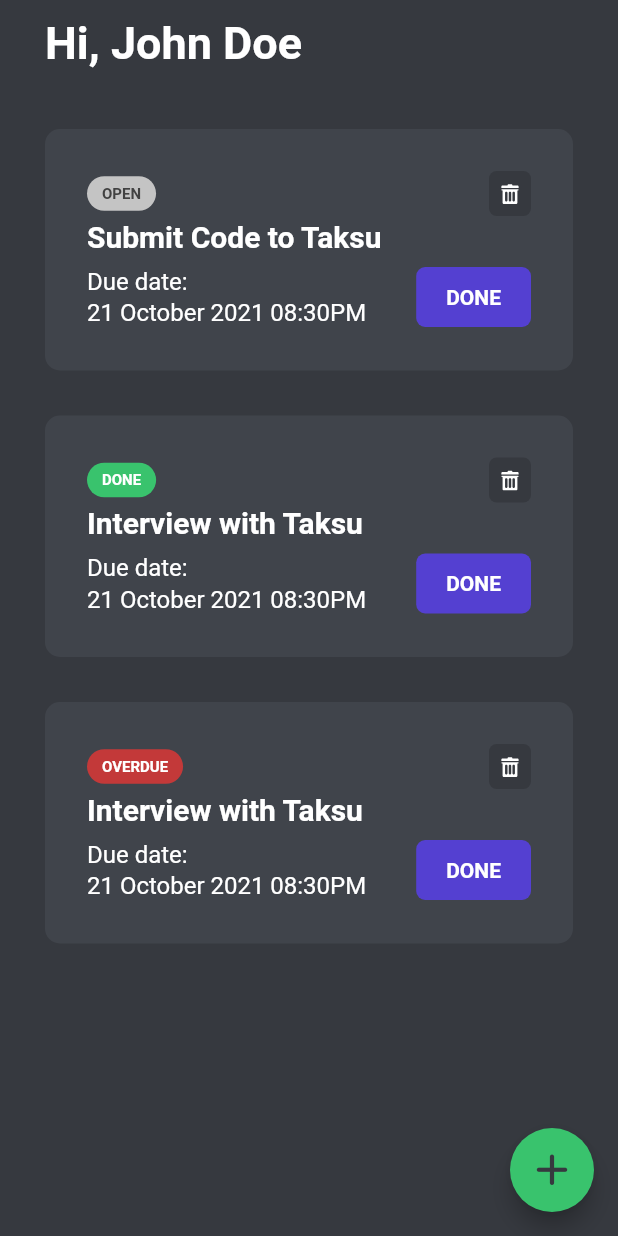
After one commit to adhi-diatmika/taksu_challenge, a Flutter app: the HomeScreen screen opened directly, on a phone screen of 412 x 824 dp. The commit adds this screen. Run offline on Flutter 3.47's test engine with Material 2 defaults, Android fonts, the phone set to English and light mode, and no system bars; our stand-ins replace flutter_svg, google_fonts.

Commit message:
home screen UI

```diff
--- /dev/null
+++ b/lib/screens/home_screen.dart
@@ -0,0 +1,136 @@
+import 'package:flutter/material.dart';
+import 'package:test_taksu/services/colors.dart';
+import 'package:test_taksu/services/widget.dart';
+
+class HomeScreen extends StatefulWidget {
+  const HomeScreen({Key? key}) : super(key: key);
+
+  @override
+  _HomeScreenState createState() => _HomeScreenState();
+}
+
+class _HomeScreenState extends State<HomeScreen> {
+  List todoData = [
+    {
+      'title' : 'Submit Code to Taksu',
+      'due_date' : '21 October 2021 08:30PM',
+      'status' : 'open'
+    },
+    {
+      'title' : 'Interview with Taksu',
+      'due_date' : '21 October 2021 08:30PM',
+      'status' : 'done'
+    },
+    {
+      'title' : 'Interview with Taksu',
+      'due_date' : '21 October 2021 08:30PM',
+      'status' : 'overdue'
+    }
+  ];
+
+  Color statusColor(String status){
+    if(status == 'done'){
+      return TaksuColor.primaryGreen();
+    } else if (status == 'overdue'){
+      return TaksuColor.primaryRed();
+    } else{
+      return TaksuColor.primaryGrey();
+    }
+  }
+
+  @override
+  Widget build(BuildContext context) {
+    return Scaffold(
+      backgroundColor: TaksuColor.primaryBG(),
+      appBar: Wh.appBar(context,
+        title: 'Hi, John Doe'
+      ),
+      body: ListView(
+        padding: const EdgeInsets.only(top: 30),
+        children: List.generate(todoData.length, (index) {
+          var data = todoData[index];
+          return WidSplash(
+            margin: const EdgeInsets.only(left: 30, right: 30, bottom: 30),
+            padding: const EdgeInsets.all(28),
+            color: TaksuColor.primaryCard(),
+            radius: BorderRadius.circular(10),
+            child: Column(
+              crossAxisAlignment: CrossAxisAlignment.start,
+              children: [
+                Row(
+                  mainAxisAlignment: MainAxisAlignment.spaceBetween,
+                  children: [
+                    WidSplash(
+                      color: statusColor(data['status']),
+                      radius: BorderRadius.circular(30),
+                      padding: const EdgeInsets.symmetric(vertical: 5, horizontal: 10),
+                      child: TextCustom(
+                        size: 10,
+                        weight: FontWeight.bold,
+                        text: data['status'].toString().toUpperCase(),
+                        color: data['status'] == 'open' ? TaksuColor.primaryBlack() : TaksuColor.white(),
+                      ),
+                    ),
+                    WidSplash(
+                      radius: BorderRadius.circular(5),
+                      padding: const EdgeInsets.all(8),
+                      color: TaksuColor.primaryBG(),
+                      child: const SVGPicture(
+                          'assets/icons/trash.svg'
+                      ),
+                    )
+                  ],
+                ),
+                TextCustom(
+                  text: data['title'],
+                  size: 20,
+                  weight: FontWeight.bold,
+                ),
+                const SizedBox(height: 7,),
+                Row(
+                  mainAxisAlignment: MainAxisAlignment.spaceBetween,
+                  children: [
+                    Column(
+                      crossAxisAlignment: CrossAxisAlignment.start,
+                      children: [
+                        const TextCustom(
+                          text: 'Due date:',
+                          size: 16,
+                        ),
+                        TextCustom(
+                          text: data['due_date'],
+                          size: 16,
+                        ),
+                      ],
+                    ),
+                    WidSplash(
+                      color: TaksuColor.primaryPurple(),
+                      radius: BorderRadius.circular(6),
+                      padding: const EdgeInsets.symmetric(horizontal: 20, vertical: 11),
+                      child: const TextCustom(
+                        text: 'DONE',
+                        size: 14,
+                        weight: FontWeight.bold,
+                      ),
+                    )
+                  ],
+                )
+              ],
+            ),
+          );
+        }),
+      ),
+      floatingActionButton: FloatingActionButton(
+        backgroundColor: TaksuColor.primaryGreen(),
+        onPressed: (){
+
+        },
+        child: Icon(
+          Icons.add_rounded,
+          size: 35,
+          color: TaksuColor.primaryBG(),
+        ),
+      ),
+    );
+  }
+}
--- a/lib/screens/login_screen.dart
+++ b/lib/screens/login_screen.dart
@@ -1,5 +1,7 @@
 import 'package:flutter/material.dart';
+import 'package:test_taksu/screens/home_screen.dart';
 import 'package:test_taksu/services/colors.dart';
+import 'package:test_taksu/services/helper.dart';
 import 'package:test_taksu/services/widget.dart';
 
 class LoginScreen extends StatefulWidget {
@@ -41,6 +43,9 @@ class _LoginScreenState extends State<LoginScreen> {
                   color: TaksuColor.primaryGreen(),
                   radius: BorderRadius.circular(5),
                   padding: const EdgeInsets.symmetric(vertical: 8),
+                  onTap: (){
+                    push(context, const HomeScreen());
+                  },
                   child: Row(
                     mainAxisAlignment: MainAxisAlignment.center,
                     children: [
--- a/lib/services/colors.dart
+++ b/lib/services/colors.dart
@@ -7,6 +7,10 @@ class TaksuColor{
 
   static primaryCard({double o = 1}){
     return Color.fromRGBO(64, 68, 75, o);
+  }
+
+  static primaryBlack({double o = 1}){
+    return Color.fromRGBO(65, 65, 65, o);
   }
 
   static white({double o = 1}){
--- a/lib/services/fonts.dart
+++ b/lib/services/fonts.dart
@@ -1,5 +1,5 @@
 import 'package:google_fonts/google_fonts.dart';
 
-class CNFont{
+class TaksuFont{
   static String? roboto  = GoogleFonts.roboto().fontFamily;
 }
--- /dev/null
+++ b/lib/services/helper.dart
@@ -0,0 +1,14 @@
+import 'package:flutter/material.dart';
+
+push(context,route){
+  return Navigator.of(context).push(MaterialPageRoute(
+      builder: (BuildContext context) => route
+  ));
+}
+
+pushReplacement(context,route){
+  Navigator.of(context).popUntil((route) => route.isFirst);
+  return Navigator.of(context).pushReplacement(MaterialPageRoute(
+      builder: (BuildContext context) => route
+  ));
+}
--- a/lib/services/widget.dart
+++ b/lib/services/widget.dart
@@ -1,5 +1,6 @@
 import 'package:flutter/material.dart';
 import 'package:flutter/services.dart';
+import 'package:flutter_svg/flutter_svg.dart';
 import 'package:test_taksu/services/colors.dart';
 import 'package:test_taksu/services/fonts.dart';
 
@@ -108,7 +109,7 @@ class TextCustom extends StatelessWidget {
         maxLines: maxLines,
         style: TextStyle(
             color: color ?? TaksuColor.white(),
-            fontFamily: font ?? CNFont.roboto,
+            fontFamily: font ?? TaksuFont.roboto,
             height: height,
             fontSize: size.toDouble(),
             fontWeight: weight ?? FontWeight.normal,
@@ -213,7 +214,7 @@ class _TextInputState extends State<TextInputCustom> {
                 obscureText: widget.obscure,
                 onSubmitted: widget.submit,
                 style: TextStyle(
-                    fontFamily: CNFont.roboto,
+                    fontFamily: TaksuFont.roboto,
                     height: 1,
                     fontSize: widget.fontSize,
                     color: TaksuColor.white()
@@ -238,11 +239,11 @@ class _TextInputState extends State<TextInputCustom> {
                   ),
                   errorText: widget.errorText,
                   errorStyle: TextStyle(
-                    fontFamily: CNFont.roboto,
+                    fontFamily: TaksuFont.roboto,
                     fontSize: 9,
                   ),
                   hintStyle: widget.hintStyle ?? TextStyle(
-                      fontFamily: CNFont.roboto,
+                      fontFamily: TaksuFont.roboto,
                       color: const Color.fromRGBO(109, 109, 109, 0.7),
                       fontSize: 12),
                   enabledBorder: widget.border ?? OutlineInputBorder(
@@ -265,3 +266,109 @@ class _TextInputState extends State<TextInputCustom> {
     );
   }
 }
+
+class Wh{
+  static appBar(context, {
+    Object title = '',
+    bool reload = false,
+    Color? color,
+    Color? textColor,
+    double elevation = 0.0,
+    bool back = false,
+    double spacing = 15.0,
+    List<Widget>? actions,
+    bool autoLeading = false,
+    bool center = false,
+    Widget? leading,
+    PreferredSizeWidget? bottom,
+    Widget? flexibleSpace,
+    double? height,
+    FontWeight? weight,
+  }) {
+    Widget? _leading(){
+      if(leading != null){
+        return leading;
+      }else if (back){
+        return IconButton(
+          onPressed: () {
+            if (reload) {
+              Navigator.of(context).pop({'edited': true});
+            } else {
+              Navigator.pop(context);
+            }
+          },
+          icon: const Icon(Icons.arrow_back_ios_rounded, size: 18,),
+          color: textColor ?? TaksuColor.white(),
+        );
+      }else{
+        return null;
+      }
+    }
+
+    Widget _appBar() {
+      return AppBar(
+        iconTheme: const IconThemeData(size: 3),
+        actionsIconTheme: const IconThemeData(size: 3),
+        centerTitle: center,
+        backgroundColor: color ?? TaksuColor.primaryBG(),
+        automaticallyImplyLeading: autoLeading,
+        titleSpacing: back ? 0 : 30,
+        elevation: elevation.toDouble(),
+        leading: _leading(),
+        title: title is Widget
+            ? title
+            : TextCustom(
+          text: title.toString(),
+          color: textColor ?? TaksuColor.white(),
+          size: 30,
+          weight: weight ?? FontWeight.bold,
+          font: TaksuFont.roboto,
+        ),
+        actions: actions,
+        bottom: bottom,
+        flexibleSpace: flexibleSpace,
+      );
+    }
+
+    return height == null
+        ? _appBar()
+        : PreferredSize(
+        preferredSize: Size.fromHeight(height),
+        child: _appBar()
+    );
+  }
+}
+
+class SVGPicture extends StatelessWidget {
+  final String image;
+  final double? width, height;
+  final BoxFit fit;
+  final bool networkImage;
+  final Color? color;
+
+  const SVGPicture(this.image, {
+    Key? key,
+    this.width,
+    this.height,
+    this.fit = BoxFit.contain,
+    this.networkImage = false,
+    this.color
+  }) : super(key: key);
+
+  @override
+  Widget build(BuildContext context) {
+    return networkImage ? SvgPicture.network(
+      image,
+      width: width,
+      height: height,
+      fit: fit,
+      color: color,
+    ) : SvgPicture.asset(
+      image,
+      width: width,
+      height: height,
+      fit: fit,
+      color: color,
+    );
+  }
+}
--- a/pubspec.yaml
+++ b/pubspec.yaml
@@ -35,6 +35,7 @@ dependencies:
   # Use with the CupertinoIcons class for iOS style icons.
   cupertino_icons: ^1.0.2
   google_fonts: 2.2.0
+  flutter_svg: 0.22.0
 
 dev_dependencies:
   flutter_test:
@@ -59,9 +60,8 @@ flutter:
   uses-material-design: true
 
   # To add assets to your application, add an assets section, like this:
-  # assets:
-  #   - images/a_dot_burr.jpeg
-  #   - images/a_dot_ham.jpeg
+  assets:
+    - assets/icons/
 
   # An image asset can refer to one or more resolution-specific "variants", see
   # https://flutter.dev/assets-and-images/#resolution-aware.
```
Also changed, not shown: assets/icons/trash.svg (added), pubspec.lock, 1 other file.
